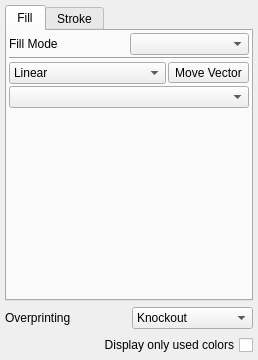
The window that scribus/ui/colorpalette.ui (scribusproject/scribus) describes before a commit, drawn with Qt 5.
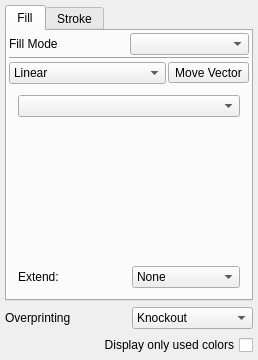
The same window after the commit. The open tabs and pages were chosen to show the change. Custom widgets are drawn as their Qt base class.

```diff
--- a/scribus/ui/colorpalette.ui
+++ b/scribus/ui/colorpalette.ui
@@ -200,23 +200,17 @@
              </property>
              <widget class="QWidget" name="page_3">
               <layout class="QVBoxLayout" name="verticalLayout_4">
-               <property name="leftMargin">
-                <number>0</number>
-               </property>
-               <property name="topMargin">
-                <number>0</number>
-               </property>
-               <property name="rightMargin">
-                <number>0</number>
-               </property>
-               <property name="bottomMargin">
-                <number>0</number>
-               </property>
                <item>
                 <widget class="ScComboBox" name="namedGradient"/>
                </item>
                <item>
                 <widget class="GradientEditor" name="gradEdit">
+                 <property name="sizePolicy">
+                  <sizepolicy hsizetype="Preferred" vsizetype="Expanding">
+                   <horstretch>0</horstretch>
+                   <verstretch>0</verstretch>
+                  </sizepolicy>
+                 </property>
                  <property name="frameShape">
                   <enum>QFrame::NoFrame</enum>
                  </property>
@@ -225,6 +219,31 @@
                  </property>
                 </widget>
                </item>
+               <item>
+                <layout class="QHBoxLayout" name="horizontalLayout_10">
+                 <item>
+                  <widget class="QLabel" name="label_14">
+                   <property name="text">
+                    <string>Extend:</string>
+                   </property>
+                  </widget>
+                 </item>
+                 <item>
+                  <widget class="QComboBox" name="gradientExtend">
+                   <item>
+                    <property name="text">
+                     <string>None</string>
+                    </property>
+                   </item>
+                   <item>
+                    <property name="text">
+                     <string>Pad</string>
+                    </property>
+                   </item>
+                  </widget>
+                 </item>
+                </layout>
+               </item>
               </layout>
              </widget>
              <widget class="QWidget" name="page_4">
```
Left out of the diff: 40 changed lines with no effect on the pictures.
